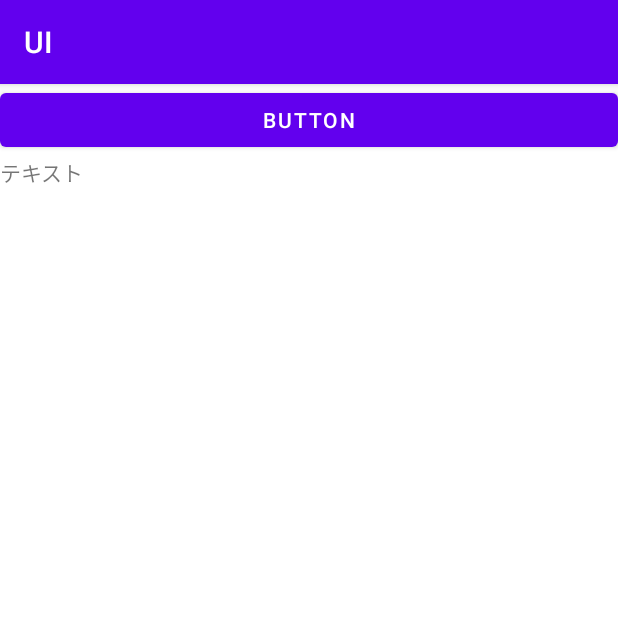
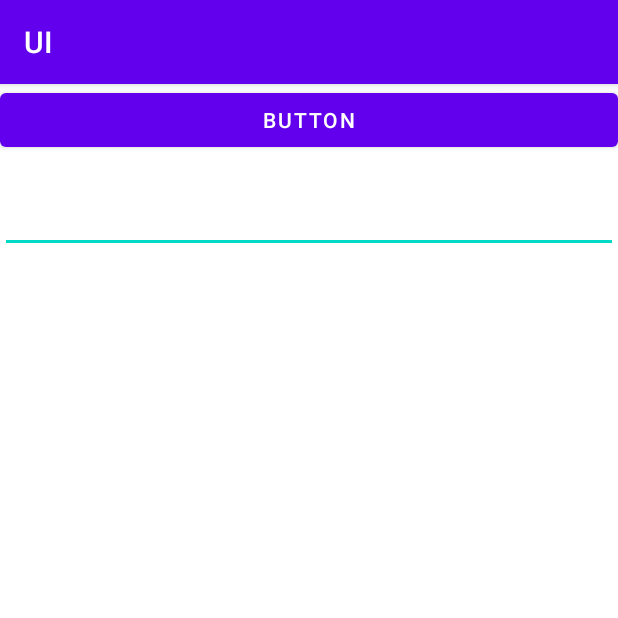
Before and after one commit to ymdysksic/UI, an Android app: the screen it shows after launch (MainActivity), after a tap on "BUTTON", on a phone screen of 412 x 824 dp, the top half of it. Run offline under Robolectric (Android 15) with nearby library versions, the phone set to English and light mode, and no system bars.

Commit message:
Lesson4 Chap.3.3 Apply Edittext to Textview

```diff
--- a/app/src/main/java/jp/techacademy/yusuke/ui/MainActivity.kt
+++ b/app/src/main/java/jp/techacademy/yusuke/ui/MainActivity.kt
@@ -11,10 +11,10 @@ class MainActivity : AppCompatActivity(){
         super.onCreate(savedInstanceState)
         setContentView(R.layout.activity_main)
 
+        // Lesson4 Chap.3.3
         button1.setOnClickListener {
-            Log.d("UI_PARTS", "ボタンをタップしました")
+            // EditTextの文字列をTextViewに設定
+            textView.text = editText.text.toString()
         }
-
-        textView.text = "テキスト"
     }
 }
--- a/app/src/main/res/layout/activity_main.xml
+++ b/app/src/main/res/layout/activity_main.xml
@@ -17,4 +17,10 @@
         android:text="TextView"
         android:id="@+id/textView"/>
 
+    <!--Lesson4 Chap.3.3-->
+    <EditText
+        android:layout_width="match_parent"
+        android:layout_height="wrap_content"
+        android:id="@+id/editText"/>
+
 </LinearLayout>
```
